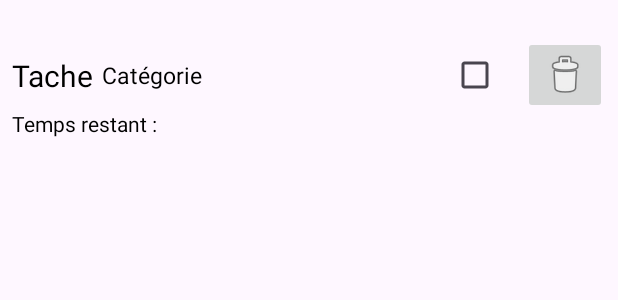
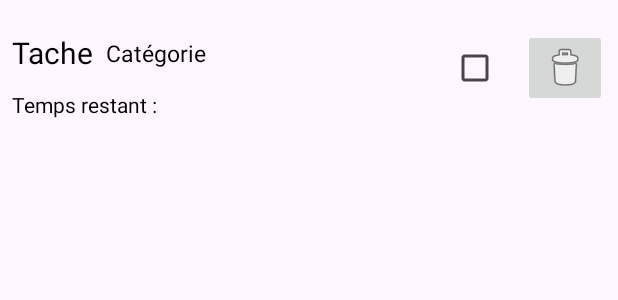
Before and after one commit to Guetguet6/bubble, an Android app built with Jetpack Compose: the layout tache.xml on its own in the app's theme, with its tools: preview values and no code run, on a phone screen of 412 x 824 dp. Shown: the top 300 px of the screen. Run offline under Robolectric (Android 15) with nearby library versions, the phone set to English and light mode, and no system bars.

Commit message:
Mise à jour layout

```diff
--- a/app/src/main/res/layout/activity_to_do_list.xml
+++ b/app/src/main/res/layout/activity_to_do_list.xml
@@ -19,6 +19,7 @@
         android:layout_width="wrap_content"
         android:layout_height="wrap_content"
         android:background="@android:drawable/btn_default"
+        android:backgroundTint="#03045E"
         android:text="Ajouter une tâche"
         app:layout_constraintBottom_toBottomOf="parent"
         app:layout_constraintStart_toStartOf="parent" />
@@ -28,6 +29,7 @@
         android:layout_width="wrap_content"
         android:layout_height="wrap_content"
         android:background="@android:drawable/btn_default"
+        android:backgroundTint="#03045E"
         android:text="Supprimer tâches faites"
         app:layout_constraintBottom_toBottomOf="parent"
         app:layout_constraintEnd_toEndOf="parent" />
@@ -36,7 +38,7 @@
         android:id="@+id/toolbar"
         android:layout_width="match_parent"
         android:layout_height="wrap_content"
-        android:background="?attr/colorPrimary"
+        android:background="#0096C7"
         android:minHeight="?attr/actionBarSize"
         android:theme="?attr/actionBarTheme"
         app:layout_constraintEnd_toEndOf="parent"
--- a/app/src/main/res/layout/popup_tache.xml
+++ b/app/src/main/res/layout/popup_tache.xml
@@ -37,6 +37,8 @@
         style="@android:style/Widget.Material.Light.Button"
         android:layout_width="152dp"
         android:layout_height="52dp"
+        android:backgroundTint="#023E8A"
+        android:backgroundTintMode="src_over"
         android:text="01/01/2023"
         app:layout_constraintEnd_toEndOf="@+id/etCategorie"
         app:layout_constraintStart_toStartOf="@+id/etCategorie"
@@ -84,6 +86,8 @@
         style="@android:style/Widget.Material.Light.Button"
         android:layout_width="wrap_content"
         android:layout_height="wrap_content"
+        android:backgroundTint="#023E8A"
+        android:backgroundTintMode="src_over"
         android:text="Choisir"
         app:layout_constraintBottom_toBottomOf="@+id/textView7"
         app:layout_constraintEnd_toEndOf="@+id/bDate"
--- a/app/src/main/res/layout/tache.xml
+++ b/app/src/main/res/layout/tache.xml
@@ -3,7 +3,7 @@
     xmlns:app="http://schemas.android.com/apk/res-auto"
     xmlns:tools="http://schemas.android.com/tools"
     android:layout_width="match_parent"
-    android:layout_height="100dp"
+    android:layout_height="90dp"
     android:paddingStart="8dp"
     android:paddingEnd="7dp">
 
@@ -14,7 +14,7 @@
         android:text="Tache"
         android:textColor="@color/black"
         android:textSize="20sp"
-        app:layout_constraintBottom_toBottomOf="parent"
+        app:layout_constraintBottom_toBottomOf="@+id/boutonTacheFaite"
         app:layout_constraintStart_toStartOf="parent"
         app:layout_constraintTop_toTopOf="parent" />
 
@@ -45,14 +45,14 @@
         style="@style/Widget.AppCompat.TextView"
         android:layout_width="wrap_content"
         android:layout_height="wrap_content"
-        android:layout_margin="5dp"
         android:backgroundTint="@color/purple_200"
+        android:text="Catégorie"
+        android:layout_marginLeft="8dp"
         android:textColor="@color/black"
-        android:text="Catégorie"
         android:textSize="15sp"
-        app:layout_constraintBottom_toBottomOf="parent"
+        app:layout_constraintBottom_toBottomOf="@+id/nomTache"
         app:layout_constraintStart_toEndOf="@+id/nomTache"
-        app:layout_constraintTop_toTopOf="parent" />
+        app:layout_constraintTop_toTopOf="@+id/nomTache" />
 
     <TextView
         android:id="@+id/twDate"
@@ -61,7 +61,7 @@
         android:text="Temps restant :  "
         android:textColor="@color/black"
         app:layout_constraintBottom_toBottomOf="parent"
-        app:layout_constraintStart_toStartOf="@+id/nomTache"
+        app:layout_constraintStart_toStartOf="parent"
         app:layout_constraintTop_toBottomOf="@+id/nomTache" />
 
 
--- a/app/src/main/res/menu/toolbar.xml
+++ b/app/src/main/res/menu/toolbar.xml
@@ -1,7 +1,7 @@
 <?xml version="1.0" encoding="utf-8"?>
 <menu
     xmlns:android="http://schemas.android.com/apk/res/android"
-    xmlns:app="http://schemas.android.com/apk/res-auto">
+    xmlns:app="http://schemas.android.com/apk/res-auto" >
     <item
         android:id="@+id/action_search"
         android:icon="@android:drawable/ic_menu_search"
```
Also changed, not shown: app/src/main/java/ca/uqac/bubble/TacheAdaptateur.kt (+11 -5 lines).
